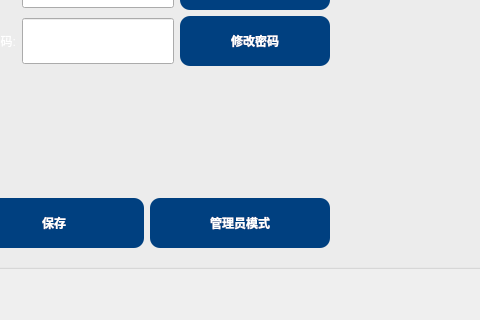
Before: the Qt Designer form App/Page/user.ui in bjc123321/30KWZFDZZJCY, drawn with Qt 5; both pictures show x 411 to 891 and y 349 to 669 of the 1115 by 669 pixel window.
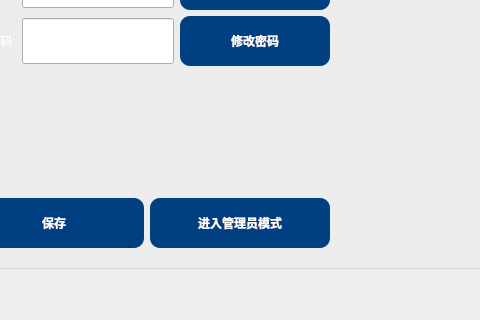
After: the same form once the commit is applied.

Commit message: 新增管理员和普通用户模式切换

What changed in the file:
```diff
--- a/App/Page/user.ui
+++ b/App/Page/user.ui
@@ -161,7 +161,7 @@
             <item>
              <widget class="QPushButton" name="pushButton_6">
               <property name="text">
-               <string>管理员模式</string>
+               <string>进入管理员模式</string>
               </property>
              </widget>
             </item>
```
The commit also changes 9 other files.
